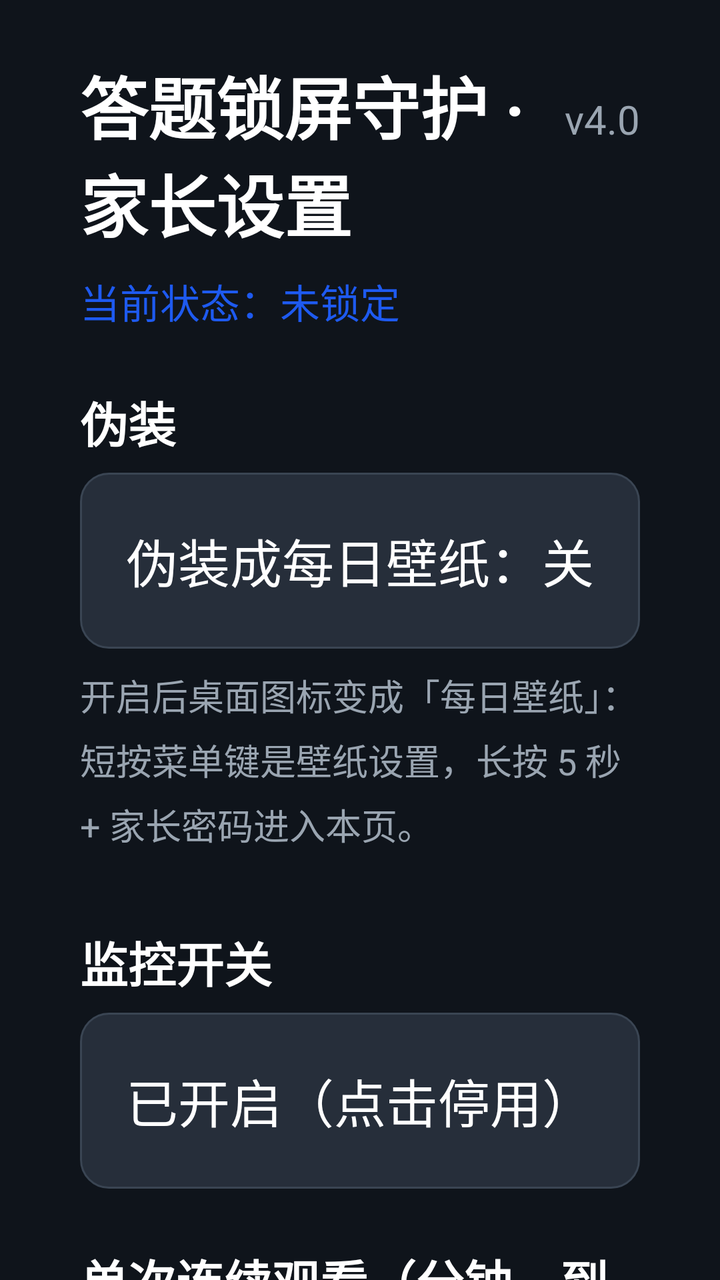
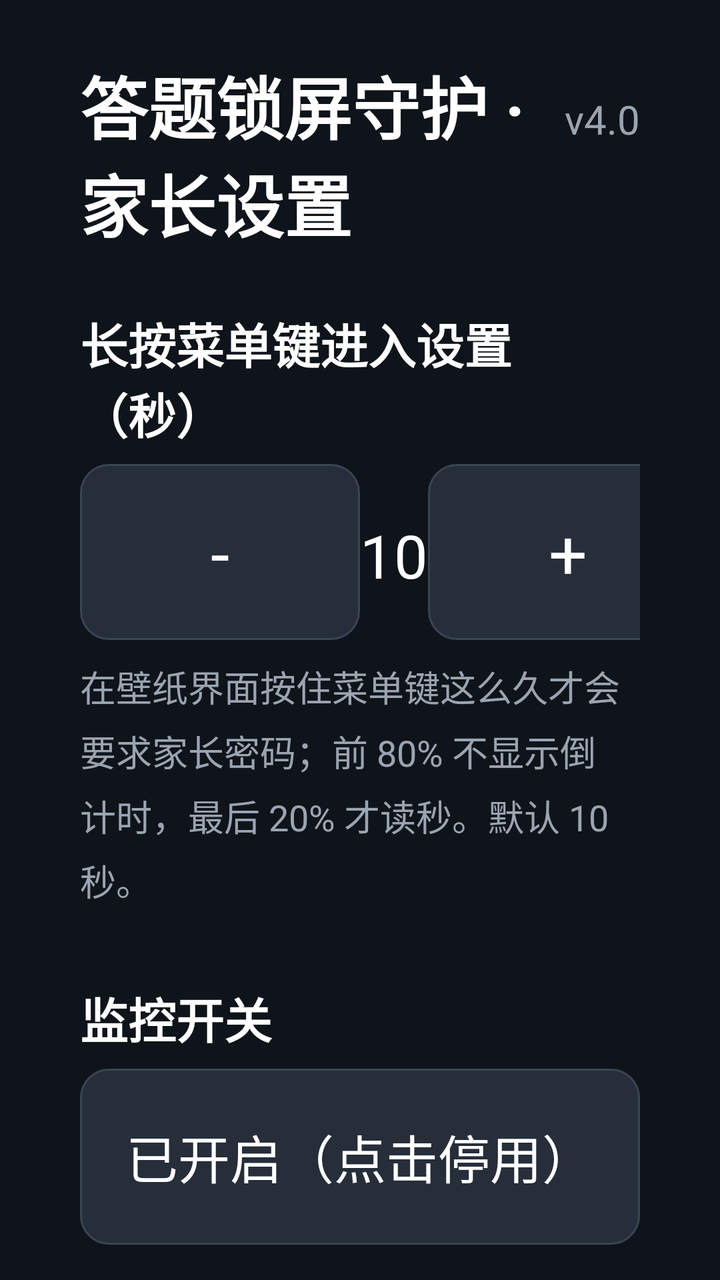

Two renders of the same Android screen: before a commit and after it. Below are the layout's source before the change and the commit's diff.
<!-- AndroidManifest.xml: application theme Theme.KidsLock -->
<!-- res/layout/activity_main.xml -->
<?xml version="1.0" encoding="utf-8"?>
<FrameLayout xmlns:android="http://schemas.android.com/apk/res/android"
    android:id="@+id/root"
    android:layout_width="match_parent"
    android:layout_height="match_parent"
    android:background="@color/bg_dark">

    <ScrollView
        android:id="@+id/scroll"
        android:layout_width="match_parent"
        android:layout_height="match_parent"
        android:fillViewport="true"
        android:scrollbars="none">

        <LinearLayout
            android:layout_width="match_parent"
            android:layout_height="wrap_content"
            android:orientation="vertical"
            android:paddingLeft="40dp"
            android:paddingRight="40dp"
            android:paddingTop="28dp"
            android:paddingBottom="40dp">

            
            <LinearLayout
                android:layout_width="match_parent"
                android:layout_height="wrap_content"
                android:baselineAligned="true"
                android:orientation="horizontal">

                <TextView
                    android:layout_width="0dp"
                    android:layout_height="wrap_content"
                    android:layout_weight="1"
                    android:includeFontPadding="false"
                    android:text="答题锁屏守护 · 家长设置"
                    android:textColor="@color/text_main"
                    android:textSize="34sp"
                    android:textStyle="bold" />

                <TextView
                    android:id="@+id/tvVersion"
                    android:layout_width="wrap_content"
                    android:layout_height="wrap_content"
                    android:layout_marginLeft="16dp"
                    android:includeFontPadding="false"
                    android:text="v4.0"
                    android:textColor="@color/text_dim"
                    android:textSize="20sp" />
            </LinearLayout>

            <TextView
                android:id="@+id/tvStatus"
                android:layout_width="wrap_content"
                android:layout_height="wrap_content"
                android:layout_marginTop="10dp"
                android:text="当前状态：未锁定"
                android:textColor="@color/accent"
                android:textSize="20sp" />

            <TextView style="@style/Label" android:text="伪装" />

            <TextView
                android:id="@+id/btnDisguise"
                style="@style/RowBtn"
                android:text="伪装成每日壁纸：关" />

            <TextView
                style="@style/Hint"
                android:text="开启后桌面图标变成「每日壁纸」：短按菜单键是壁纸设置，长按 5 秒 + 家长密码进入本页。" />

            <TextView style="@style/Label" android:text="监控开关" />

            <TextView
                android:id="@+id/btnEnable"
                style="@style/RowBtn"
                android:text="已开启（点击停用）" />

            <TextView style="@style/Label" android:text="单次连续观看（分钟，到点答题解锁）" />

            <LinearLayout style="@style/Stepper">

                <TextView
                    android:id="@+id/btnSingleMinus"
                    style="@style/StepBtn"
                    android:text="-" />

                <TextView
                    android:id="@+id/tvSingle"
                    style="@style/StepValue"
                    android:text="20" />

                <TextView
                    android:id="@+id/btnSinglePlus"
                    style="@style/StepBtn"
                    android:text="+" />
            </LinearLayout>

            <TextView
                style="@style/Hint"
                android:text="看满这个时长就弹锁屏；答对后重新计时。范围 5~120 分钟。" />

            <TextView style="@style/Label" android:text="每日累计上限（分钟，0=不限）" />

            <LinearLayout style="@style/Stepper">

                <TextView
                    android:id="@+id/btnDailyMinus"
                    style="@style/StepBtn"
                    android:text="-" />

                <TextView
                    android:id="@+id/tvDaily"
                    style="@style/StepValue"
                    android:text="0" />

                <TextView
                    android:id="@+id/btnDailyPlus"
                    style="@style/StepBtn"
                    android:text="+" />
            </LinearLayout>

            <TextView style="@style/Label" android:text="长关机重置阈值（分钟，0=关闭）" />

            <LinearLayout style="@style/Stepper">

                <TextView
                    android:id="@+id/btnAwayMinus"
                    style="@style/StepBtn"
                    android:text="-" />

                <TextView
                    android:id="@+id/tvAway"
                    style="@style/StepValue"
                    android:text="30 分钟" />

                <TextView
                    android:id="@+id/btnAwayPlus"
                    style="@style/StepBtn"
                    android:text="+" />
            </LinearLayout>

            <TextView
                style="@style/Hint"
                android:text="关机/待机不超过这个时长：计时接着走、锁屏状态保留；超过或跨夜：清零解锁、从 0 计时。" />

            <TextView style="@style/Label" android:text="连续答对题数（答对才解锁）" />

            <LinearLayout style="@style/Stepper">

                <TextView
                    android:id="@+id/btnCorrMinus"
                    style="@style/StepBtn"
                    android:text="-" />

                <TextView
                    android:id="@+id/tvCorrect"
                    style="@style/StepValue"
                    android:text="3" />

                <TextView
                    android:id="@+id/btnCorrPlus"
                    style="@style/StepBtn"
                    android:text="+" />
            </LinearLayout>

            <TextView style="@style/Label" android:text="孩子年级" />

            <LinearLayout style="@style/Stepper">

                <TextView
                    android:id="@+id/btnLevelMinus"
                    style="@style/StepBtn"
                    android:text="-" />

                <TextView
                    android:id="@+id/tvLevel"
                    style="@style/StepValue"
                    android:text="二年级" />

                <TextView
                    android:id="@+id/btnLevelPlus"
                    style="@style/StepBtn"
                    android:text="+" />
            </LinearLayout>

            <TextView
                style="@style/Hint"
                android:text="1~9 年级；口算按年级自动出题，各学科只出该年级及以下的题，不会超纲。" />

            <TextView style="@style/Label" android:text="教材版本（语文/数学/英语按版本出题）" />

            <LinearLayout
                android:id="@+id/editionRow"
                android:layout_width="match_parent"
                android:layout_height="wrap_content"
                android:baselineAligned="false"
                android:orientation="horizontal" />

            <TextView style="@style/Label" android:text="启用题型（可多选）" />

            <LinearLayout
                android:id="@+id/typeGrid"
                android:layout_width="match_parent"
                android:layout_height="wrap_content"
                android:orientation="vertical" />

            <TextView style="@style/Label" android:text="题库" />

            <TextView
                android:id="@+id/tvQuizStatus"
                style="@style/Hint"
                android:text="未加载" />

            <TextView
                android:id="@+id/btnExportQuiz"
                style="@style/RowBtn"
                android:text="导出内置题库（查看/照着改）" />

            <TextView
                android:id="@+id/btnReloadQuiz"
                style="@style/RowBtn"
                android:layout_marginTop="10dp"
                android:text="重新加载题库" />

            <TextView
                android:id="@+id/btnClearLocal"
                style="@style/RowBtn"
                android:layout_marginTop="10dp"
                android:text="删除本地题库文件（只删本地，不动内置）" />

            <TextView style="@style/Label" android:text="局域网 SMB 题库同步（打开应用时自动更新）" />

            <TextView
                android:id="@+id/tvSmbStatus"
                style="@style/Hint"
                android:text="SMB 同步未开启" />

            <TextView
                android:id="@+id/btnSmbSetup"
                style="@style/RowBtn"
                android:text="SMB 同步设置" />

            <TextView
                android:id="@+id/btnSmbSyncNow"
                style="@style/RowBtn"
                android:layout_marginTop="10dp"
                android:text="立即更新 SMB 题库" />

            <TextView style="@style/Label" android:text="家长密码" />

            <TextView
                android:id="@+id/btnChangePin"
                style="@style/RowBtn"
                android:text="修改家长密码（默认 1234）" />

            <TextView style="@style/Label" android:text="防绕过 / 锁屏方式" />

            <TextView
                android:id="@+id/btnBootLock"
                style="@style/RowBtn"
                android:text="开机先答题：开" />

            <TextView
                android:id="@+id/btnOverlay"
                style="@style/RowBtn"
                android:layout_marginTop="10dp"
                android:text="锁屏方式：检查中…" />

            <TextView
                android:id="@+id/tvHomeStatus"
                style="@style/Hint"
                android:text="系统桌面：未做任何修改" />

            <TextView
                android:id="@+id/btnAcc"
                style="@style/RowBtn"
                android:text="开启无障碍保活（推荐）" />

            <TextView
                android:id="@+id/tvAccStatus"
                style="@style/Hint"
                android:text="正在检测无障碍保活状态…" />

            <TextView
                android:id="@+id/btnSysSettings"
                style="@style/RowBtn"
                android:layout_marginTop="10dp"
                android:text="打开系统设置：自启动 / 权限" />

            <TextView
                android:id="@+id/btnHomeSetup"
                style="@style/RowBtn"
                android:layout_marginTop="10dp"
                android:text="还原并卸载（恢复小米桌面）" />

            <TextView style="@style/Label" android:text="帮助与诊断" />

            <TextView
                android:id="@+id/tvHelp"
                style="@style/Hint"
                android:text="正在读取状态…" />

            <TextView
                android:id="@+id/btnFixAcc"
                style="@style/RowBtn"
                android:text="去修复主页键拦截" />

            <TextView
                android:id="@+id/btnTestLock"
                style="@style/RowBtn"
                android:layout_marginTop="26dp"
                android:background="@drawable/bg_primary"
                android:text="立即锁定测试" />
        </LinearLayout>
    </ScrollView>

    <FrameLayout
        android:id="@+id/gateLayer"
        android:layout_width="match_parent"
        android:layout_height="match_parent"
        android:visibility="gone" />
</FrameLayout>
<!-- resources referenced by this layout -->
<resources>
  <color name="accent">#1E5AF0</color>
  <color name="bg_dark">#0F141B</color>
  <color name="text_dim">#9AA5B1</color>
  <color name="text_main">#FFFFFF</color>
  <!-- drawable bg_primary (drawable) -->
  <?xml version="1.0" encoding="utf-8"?>
  <selector xmlns:android="http://schemas.android.com/apk/res/android">
      <item android:state_focused="true"><shape android:shape="rectangle"><solid android:color="@color/accent" /><stroke android:width="3dp" android:color="#FFFFFF" /><corners android:radius="14dp" /></shape></item>
      <item android:state_pressed="true"><shape android:shape="rectangle"><solid android:color="@color/accent_deep" /><corners android:radius="14dp" /></shape></item>
      <item><shape android:shape="rectangle"><solid android:color="@color/accent" /><corners android:radius="14dp" /></shape></item>
  </selector>
  <style name="Hint">
          <item name="android:layout_width">match_parent</item>
          <item name="android:layout_height">wrap_content</item>
          <item name="android:layout_marginTop">10dp</item>
          <item name="android:layout_marginBottom">10dp</item>
          <item name="android:textColor">@color/text_dim</item>
          <item name="android:textSize">18sp</item>
          <item name="android:lineSpacingExtra">6dp</item>
          <item name="android:includeFontPadding">false</item>
      </style>
  <style name="Label">
          <item name="android:layout_width">match_parent</item>
          <item name="android:layout_height">wrap_content</item>
          <item name="android:layout_marginTop">28dp</item>
          <item name="android:layout_marginBottom">8dp</item>
          <item name="android:textColor">@color/text_main</item>
          <item name="android:textSize">24sp</item>
          <item name="android:textStyle">bold</item>
      </style>
  <style name="RowBtn">
          <item name="android:textAllCaps">false</item>
          <item name="android:layout_width">match_parent</item>
          <item name="android:layout_height">88dp</item>
          <item name="android:background">@drawable/bg_option</item>
          <item name="android:gravity">center</item>
          <item name="android:paddingLeft">12dp</item>
          <item name="android:paddingRight">12dp</item>
          <item name="android:textColor">@color/text_main</item>
          <item name="android:textSize">26sp</item>
      </style>
  <style name="StepBtn">
          <item name="android:textAllCaps">false</item>
          <item name="android:layout_width">140dp</item>
          <item name="android:layout_height">88dp</item>
          <item name="android:background">@drawable/bg_option</item>
          <item name="android:gravity">center</item>
          <item name="android:textColor">@color/text_main</item>
          <item name="android:textSize">34sp</item>
      </style>
  <style name="StepValue">
          <item name="android:layout_width">0dp</item>
          <item name="android:layout_height">88dp</item>
          <item name="android:layout_weight">1</item>
          <item name="android:gravity">center</item>
          <item name="android:textColor">@color/text_main</item>
          <item name="android:textSize">30sp</item>
      </style>
  <style name="Stepper">
          <item name="android:layout_width">match_parent</item>
          <item name="android:layout_height">wrap_content</item>
          <item name="android:orientation">horizontal</item>
      </style>
  <style name="Theme.KidsLock" parent="android:Theme.Holo.NoActionBar">
          <item name="android:windowBackground">@color/bg_dark</item>
          <item name="android:windowNoTitle">true</item>
          <item name="android:windowActionBar">false</item>
          <item name="android:windowContentOverlay">@null</item>
          <item name="android:colorBackground">@color/bg_dark</item>
          <item name="android:fontFamily">sans-serif</item>
      </style>
  <color name="accent_deep">#1746C4</color>
  <color name="option_bg">#262E3A</color>
  <!-- unchanged entries left out for length: 1 -->
</resources>

<!-- the commit's change to res/layout/activity_main.xml (unified diff, before → after) -->
@@ -50,24 +50,30 @@
             </LinearLayout>
 
             <TextView
-                android:id="@+id/tvStatus"
-                android:layout_width="wrap_content"
-                android:layout_height="wrap_content"
-                android:layout_marginTop="10dp"
-                android:text="当前状态：未锁定"
-                android:textColor="@color/accent"
-                android:textSize="20sp" />
-
-            <TextView style="@style/Label" android:text="伪装" />
-
-            <TextView
-                android:id="@+id/btnDisguise"
-                style="@style/RowBtn"
-                android:text="伪装成每日壁纸：关" />
-
-            <TextView
-                style="@style/Hint"
-                android:text="开启后桌面图标变成「每日壁纸」：短按菜单键是壁纸设置，长按 5 秒 + 家长密码进入本页。" />
+                style="@style/Label"
+                android:text="长按菜单键进入设置（秒）" />
+
+            <LinearLayout style="@style/Stepper">
+
+                <TextView
+                    android:id="@+id/btnHoldMinus"
+                    style="@style/StepBtn"
+                    android:text="-" />
+
+                <TextView
+                    android:id="@+id/tvHoldSec"
+                    style="@style/StepValue"
+                    android:text="10" />
+
+                <TextView
+                    android:id="@+id/btnHoldPlus"
+                    style="@style/StepBtn"
+                    android:text="+" />
+            </LinearLayout>
+
+            <TextView
+                style="@style/Hint"
+                android:text="在壁纸界面按住菜单键这么久才会要求家长密码；前 80% 不显示倒计时，最后 20% 才读秒。默认 10 秒。" />
 
             <TextView style="@style/Label" android:text="监控开关" />
 
